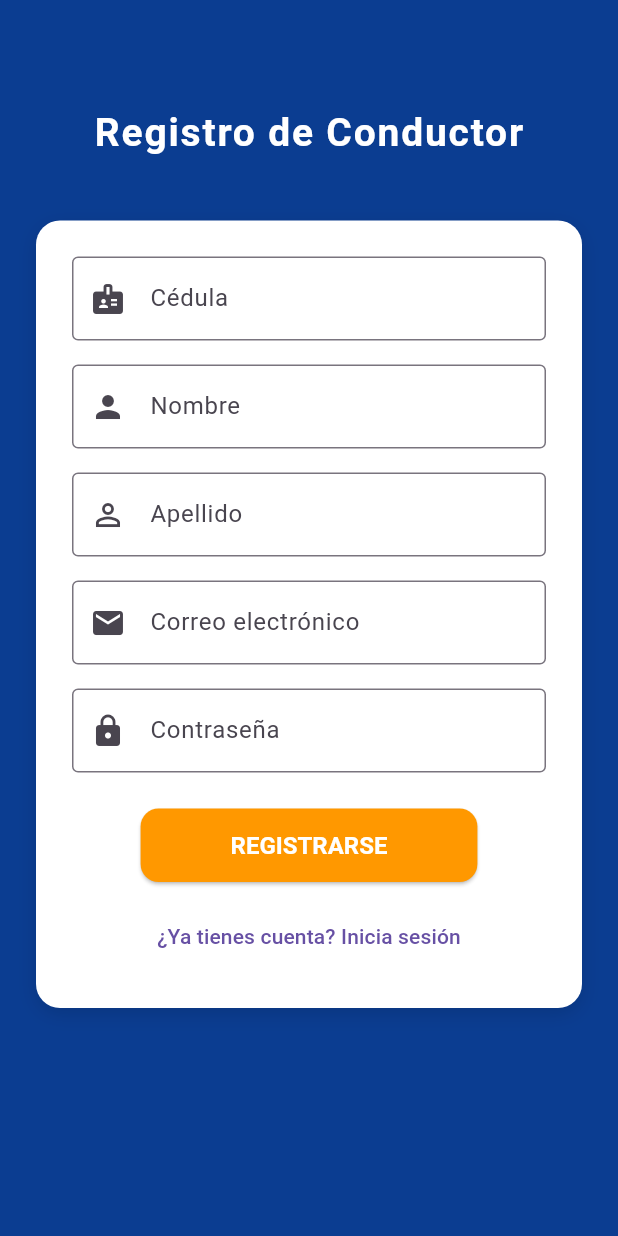
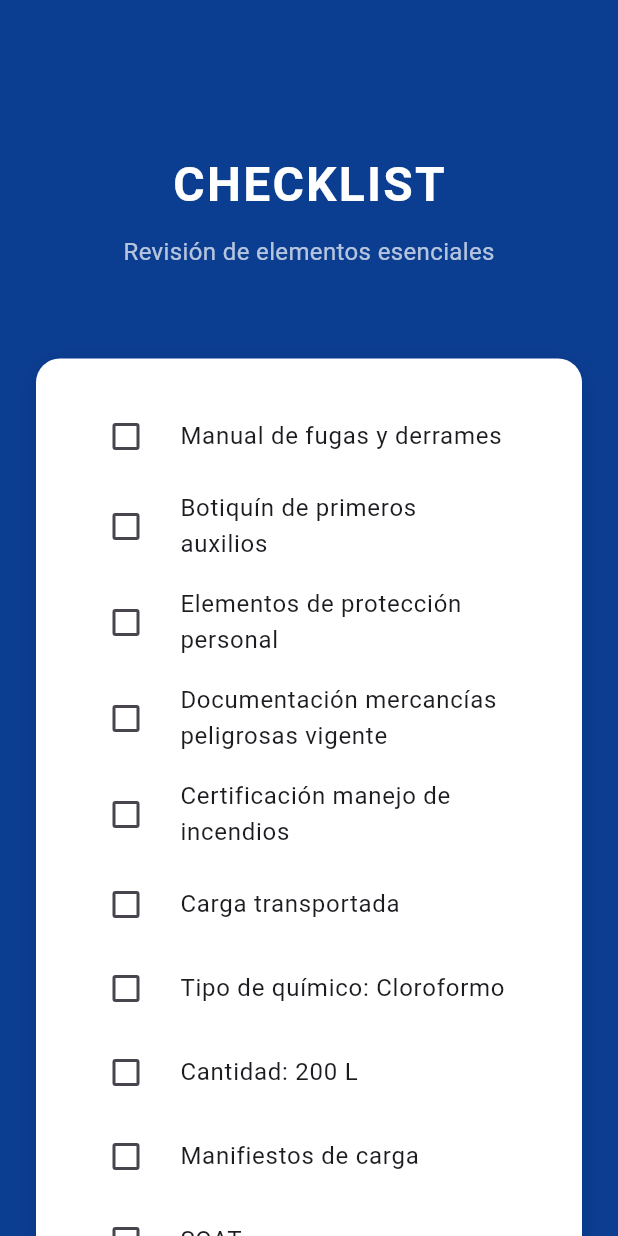
Before and after one commit to dabrild/Frontend, a Flutter app: the RegistroPage screen opened by its route, after a tap on "REGISTRARSE", on a phone screen of 412 x 824 dp. Run offline on Flutter 3.47's test engine with Material 3 defaults, Android fonts, the phone set to English and light mode, and no system bars.

Commit message:
Se crea pantalla de checklist

```diff
--- /dev/null
+++ b/lib/componentes/checklist.dart
@@ -0,0 +1,135 @@
+import 'package:flutter/material.dart';
+
+class ChecklistPage extends StatefulWidget {
+  const ChecklistPage({super.key});
+
+  @override
+  State<ChecklistPage> createState() => ChecklistPageState();
+}
+
+class ChecklistPageState extends State<ChecklistPage> {
+  final List<String> items = [
+    'Manual de fugas y derrames',
+    'Botiquín de primeros auxilios',
+    'Elementos de protección personal',
+    'Documentación mercancías peligrosas vigente',
+    'Certificación manejo de incendios',
+    'Carga transportada',
+    'Tipo de químico: Cloroformo',
+    'Cantidad: 200 L',
+    'Manifiestos de carga',
+    'SOAT',
+    'Tecnomecánica',
+    'Seguro',
+    'Licencia',
+  ];
+
+  late List<bool> checked;
+
+  @override
+  void initState() {
+    super.initState();
+    checked = List.filled(items.length, false);
+  }
+
+  @override
+  Widget build(BuildContext context) {
+    return Scaffold(
+      backgroundColor: const Color(0xFF0B3D91),
+      body: SafeArea(
+        child: SingleChildScrollView(
+          padding: const EdgeInsets.symmetric(horizontal: 24, vertical: 40),
+          child: Column(
+            crossAxisAlignment: CrossAxisAlignment.center,
+            children: [
+              const SizedBox(height: 60),
+              const Text(
+                'CHECKLIST',
+                style: TextStyle(
+                  color: Colors.white,
+                  fontSize: 32,
+                  fontWeight: FontWeight.bold,
+                  letterSpacing: 1.5,
+                ),
+              ),
+              const SizedBox(height: 10),
+              const Text(
+                'Revisión de elementos esenciales',
+                style: TextStyle(
+                  color: Colors.white70,
+                  fontSize: 16,
+                ),
+              ),
+              const SizedBox(height: 60),
+              Container(
+                padding: const EdgeInsets.all(24),
+                decoration: BoxDecoration(
+                  color: Colors.white,
+                  borderRadius: BorderRadius.circular(16),
+                  boxShadow: [
+                    BoxShadow(
+                      color: Colors.black12,
+                      blurRadius: 10,
+                      offset: Offset(0, 4),
+                    )
+                  ],
+                ),
+                child: ListView.builder(
+                  shrinkWrap: true,
+                  itemCount: items.length,
+                  itemBuilder: (context, index) {
+                    return CheckboxListTile(
+                      title: Text(items[index]),
+                      value: checked[index],
+                      onChanged: (value) {
+                        setState(() {
+                          checked[index] = value ?? false;
+                        });
+                      },
+                      controlAffinity: ListTileControlAffinity.leading,
+                    );
+                  },
+                ),
+              ),
+              const SizedBox(height: 30),
+              ElevatedButton(
+                onPressed: () {
+                  Navigator.pushReplacementNamed(context, '/bienvenida');
+                },
+                style: ElevatedButton.styleFrom(
+                  backgroundColor: Colors.orange,
+                  padding: const EdgeInsets.symmetric(horizontal: 80, vertical: 15),
+                  shape: RoundedRectangleBorder(
+                    borderRadius: BorderRadius.circular(12),
+                  ),
+                ),
+                child: const Text(
+                  'CONFIRMAR',
+                  style: TextStyle(
+                    color: Colors.white,
+                    fontWeight: FontWeight.bold,
+                  ),
+                ),
+              ),
+              const SizedBox(height: 20),
+              TextButton(
+                onPressed: () {
+                  Navigator.pushNamed(context, '/login');
+                },
+                child: const Text('Volver al inicio'),
+              ),
+              const SizedBox(height: 30),
+              const Text(
+                'Gestión eficiente y normativa',
+                style: TextStyle(
+                  color: Colors.white70,
+                  fontSize: 14,
+                ),
+              ),
+            ],
+          ),
+        ),
+      ),
+    );
+  }
+}
--- a/lib/componentes/login.dart
+++ b/lib/componentes/login.dart
@@ -102,7 +102,9 @@ class _LoginPageState extends State<LoginPage> {
                     ),
                     const SizedBox(height: 30),
                     ElevatedButton(
-                      onPressed: login,
+                      onPressed: (){
+                        Navigator.pushNamed(context, '/checklist');
+                      },
                       style: ElevatedButton.styleFrom(
                         backgroundColor: Colors.orange,
                         padding: const EdgeInsets.symmetric(
--- a/lib/componentes/registro.dart
+++ b/lib/componentes/registro.dart
@@ -129,7 +129,9 @@ class _RegistroPageState extends State<RegistroPage> {
                     ),
                     const SizedBox(height: 24),
                     ElevatedButton(
-                      onPressed: registrar,
+                      onPressed: (){
+                        Navigator.pushNamed(context, '/checklist');
+                      },
                       style: ElevatedButton.styleFrom(
                         backgroundColor: Colors.orange,
                         padding: const EdgeInsets.symmetric(
--- a/lib/main.dart
+++ b/lib/main.dart
@@ -1,4 +1,5 @@
 import 'package:flutter/material.dart';
+import 'componentes/checklist.dart';
 import 'componentes/login.dart';
 import 'componentes/registro.dart';
 import 'componentes/bienvenida.dart';
@@ -37,6 +38,7 @@ class TransQuimApp extends StatelessWidget {
         '/': (context) => const BienvenidaPage(),
         '/login': (context) => const LoginPage(),
         '/registro': (context) => const RegistroPage(),
+        '/checklist': (context) => const ChecklistPage(),
       },
     );
   }
```
Also changed, not shown: 1 other file.
